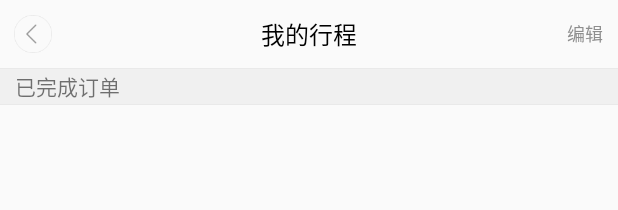
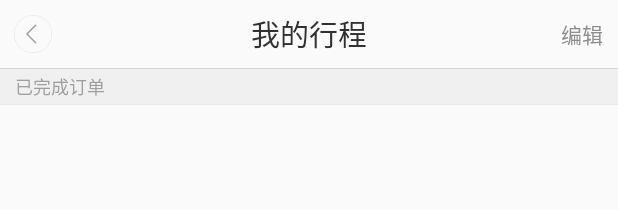
Before and after one commit to THEONE10211024/ProjectX, an Android app: the layout activity_journey_list.xml on its own in the app's theme, with its tools: preview values and no code run, on a phone screen of 412 x 824 dp. Shown: the top 210 px of the screen. Run offline under Robolectric (Android 15) with nearby library versions, the phone set to English and light mode, and no system bars.

Commit message:
调整UI

```diff
--- a/app/src/main/res/layout/activity_journey_list.xml
+++ b/app/src/main/res/layout/activity_journey_list.xml
@@ -15,7 +15,7 @@
             android:layout_width="wrap_content"
             android:layout_height="wrap_content"
             android:text="编辑"
-            android:textSize="12sp"
+            android:textSize="14sp"
             android:id="@+id/tv_right_text"
             android:textColor="@color/c8e8e8e"
             android:layout_marginRight="10dp"
@@ -25,8 +25,8 @@
             android:layout_width="wrap_content"
             android:layout_height="wrap_content"
             android:text="我的行程"
-            android:textSize="16sp"
-            android:textColor="@android:color/black"
+            android:textSize="19sp"
+            android:textColor="#313131"
             android:id="@+id/tv_title"
             android:layout_centerVertical="true"
             android:layout_centerHorizontal="true" />
@@ -44,7 +44,7 @@
     <View
         android:layout_width="match_parent"
         android:layout_height="@dimen/line"
-        android:background="@color/ce9e9e9"/>
+        android:background="#d6d6d6"/>
     <TextView
         android:layout_width="match_parent"
         android:layout_height="23dp"
@@ -52,6 +52,8 @@
         android:paddingLeft="10dp"
         android:background="@color/cf0f0f0"
         android:text="已完成订单"
+        android:textSize="12dp"
+        android:textColor="@color/c9f9f9f"
         android:id="@+id/tv_order_finished"
         android:layout_below="@+id/layout_header"
         android:layout_alignParentLeft="true"
--- a/app/src/main/res/values/colors.xml
+++ b/app/src/main/res/values/colors.xml
@@ -17,4 +17,5 @@
     <color name="ce9e9e9">#e9e9e9</color>
     <color name="c7d7d7d">#7d7d7d</color>
     <color name="cf8f8f8">#f8f8f8</color>
+    <color name="c9f9f9f">#9f9f9f</color>
 </resources>
--- a/app/src/main/res/values/dimens.xml
+++ b/app/src/main/res/values/dimens.xml
@@ -2,5 +2,5 @@
     <!-- Default screen margins, per the Android Design guidelines. -->
     <dimen name="activity_horizontal_margin">16dp</dimen>
     <dimen name="activity_vertical_margin">16dp</dimen>
-    <dimen name="line">1px</dimen>
+    <dimen name="line">0.5dp</dimen>
 </resources>
```
Also changed, not shown: app/src/main/java/theone/medusa/pers/projectx/activity/JourneyListActivity.java (+4 -4 lines), app/src/main/res/layout/layout_journey_item.xml (+4 -4 lines).
